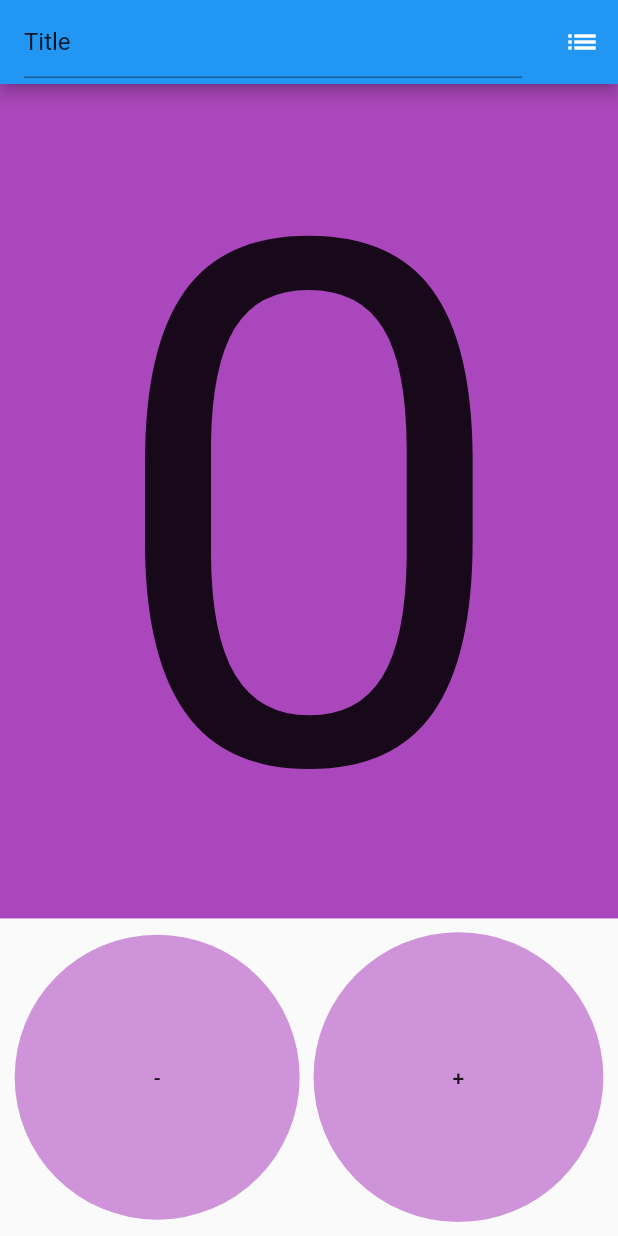
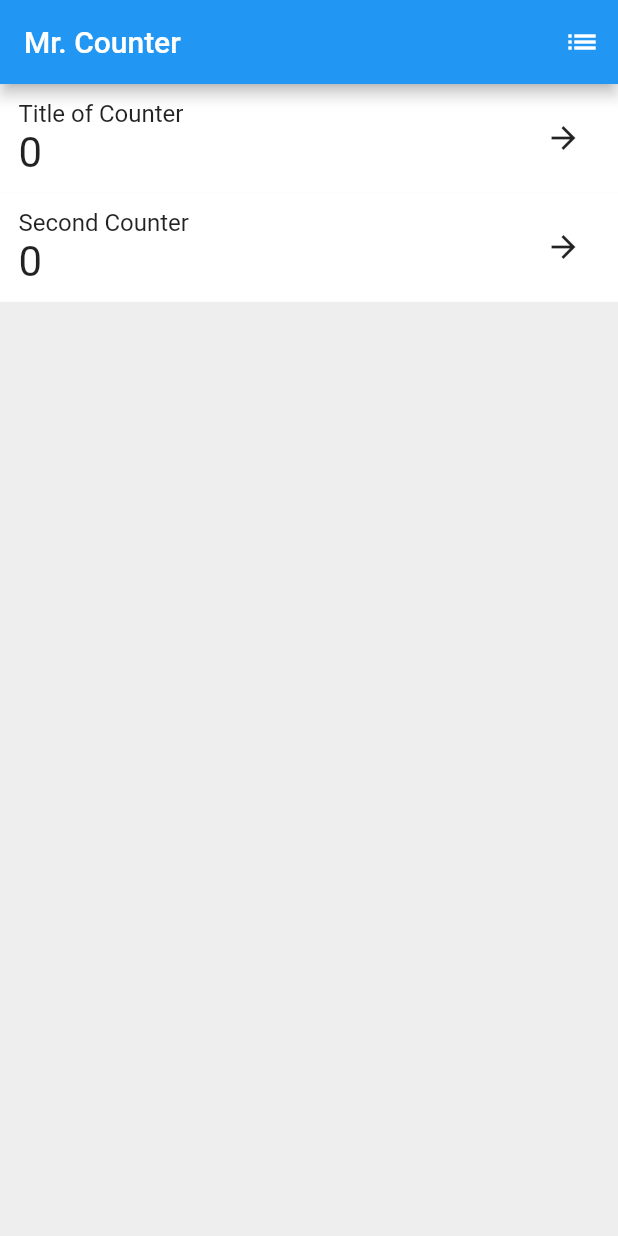
Before and after one commit to binkiebinkie/mrCounterFlutter, a Flutter app: the screen it shows after launch, after a tap on the "list" icon, on a phone screen of 412 x 824 dp. Run offline on Flutter 3.47's test engine with Material 2 defaults, Android fonts, the phone set to English and light mode, and no system bars; missing offline and left inert: hardware_buttons.

Commit message:
project files, adding home page

```diff
--- /dev/null
+++ b/lib/constants.dart
@@ -0,0 +1,2 @@
+double deviceHeight;
+double deviceWidth;
--- /dev/null
+++ b/lib/counterClass.dart
@@ -0,0 +1,13 @@
+// data object for counter
+class CounterClass {
+  int count;
+  String title;
+
+  // constructor
+  // with curly brackets we need to name them
+  // without you have to make sure is in order
+  CounterClass({this.count, this.title});
+}
+
+// to make a new counter do the following:
+// Counter(count:0, title:'Counter')
--- a/lib/main.dart
+++ b/lib/main.dart
@@ -1,5 +1,7 @@
 import 'package:flutter/material.dart';
 import 'package:hardware_buttons/hardware_buttons.dart';
+import 'counterClass.dart';
+import 'constants.dart';
 
 // Create layout of page
 // have counter increment
@@ -11,15 +13,15 @@ import 'package:hardware_buttons/hardware_buttons.dart';
 // local storage?
 
 void main() {
-  runApp(MyApp());
+  runApp(MrCounter());
 }
 
-class MyApp extends StatelessWidget {
+class MrCounter extends StatelessWidget {
   // This widget is the root of your application.
   @override
   Widget build(BuildContext context) {
     return MaterialApp(
-      title: 'Flutter Demo',
+      title: 'Mr. Counter',
       theme: ThemeData(
         // This is the theme of your application.
         //
@@ -36,13 +38,82 @@ class MyApp extends StatelessWidget {
         // closer together (more dense) than on mobile platforms.
         visualDensity: VisualDensity.adaptivePlatformDensity,
       ),
-      home: MyHomePage(title: 'Flutter Demo Home Page'),
+      home: Home(),
     );
   }
 }
 
-class MyHomePage extends StatefulWidget {
-  MyHomePage({Key key, this.title}) : super(key: key);
+class Home extends StatefulWidget {
+  @override
+  _HomeState createState() => _HomeState();
+}
+
+//getWidth() => MediaQuery.of(context).size.width;
+
+class _HomeState extends State<Home> {
+  // CounterClass from counterClass.dart
+  List<CounterClass> counters = [
+    CounterClass(count: 0, title: "Title of Counter"),
+    CounterClass(count: 0, title: "Second Counter"),
+  ];
+
+  Widget homeCounter(counter) {
+    deviceWidth = MediaQuery.of(context).size.width;
+    deviceHeight = MediaQuery.of(context).size.height;
+    return Container(
+      color: Colors.white,
+      child: Padding(
+        padding: EdgeInsets.fromLTRB(deviceWidth * 0.03, deviceHeight * 0.0125,
+            deviceWidth * 0.03, deviceHeight * 0.0125),
+        child: Row(
+            mainAxisAlignment: MainAxisAlignment.spaceBetween,
+            children: <Widget>[
+              Column(
+                crossAxisAlignment: CrossAxisAlignment.start,
+                children: [
+                  Text(
+                    counter.title,
+                    style: TextStyle(fontSize: 16),
+                  ),
+                  Text(
+                    '${counter.count}',
+                    style: TextStyle(fontSize: 28),
+                  ),
+                ],
+              ),
+              IconButton(
+                  icon: const Icon(Icons.arrow_forward),
+                  onPressed: () {
+                    print('homescreen');
+                  }),
+            ]),
+      ),
+    );
+  }
+
+  @override
+  Widget build(BuildContext context) {
+    return SafeArea(
+        child: Scaffold(
+            appBar: AppBar(title: Text("Mr. Counter"), actions: <Widget>[
+              IconButton(
+                  icon: const Icon(Icons.list),
+                  onPressed: () {
+                    print('homescreen');
+                  })
+            ]),
+            body: Container(
+              color:Colors.grey[200],
+              child: Column(
+                children:
+                    counters.map((counter) => homeCounter(counter)).toList(),
+              ),
+            )));
+  }
+}
+
+class Counter extends StatefulWidget {
+  Counter({Key key, this.title}) : super(key: key);
 
   // This widget is the home page of your application. It is stateful, meaning
   // that it has a State object (defined below) that contains fields that affect
@@ -56,10 +127,10 @@ class MyHomePage extends StatefulWidget {
   final String title;
 
   @override
-  _MyHomePageState createState() => _MyHomePageState();
+  _CounterState createState() => _CounterState();
 }
 
-class _MyHomePageState extends State<MyHomePage> {
+class _CounterState extends State<Counter> {
   TextEditingController _counterTitleController;
   int _counterValue = 0;
   String _counterTitle = "Title";
@@ -97,9 +168,8 @@ class _MyHomePageState extends State<MyHomePage> {
     // The Flutter framework has been optimized to make rerunning build methods
     // fast, so that you can just rebuild anything that needs updating rather
     // than having to individually change instances of widgets.
-    return SafeArea(
-      child: Scaffold(
-        appBar: AppBar(
+    return Column(children: <Widget>[
+      AppBar(
           title: TextField(controller: _counterTitleController),
           actions: <Widget>[
             IconButton(
@@ -108,7 +178,7 @@ class _MyHomePageState extends State<MyHomePage> {
                   print('homescreen');
                 })
           ]),
-        body: Column(children: <Widget>[
+      Column(children: <Widget>[
         Expanded(
           child: Row(
               mainAxisAlignment: MainAxisAlignment.end,
@@ -139,24 +209,8 @@ class _MyHomePageState extends State<MyHomePage> {
             ],
           ),
         ),
-        ]),
-      ),
-    );
-  }
-}
-
-//stful
-class Counter extends StatefulWidget {
-  @override
-  _CounterState createState() => _CounterState();
-}
-
-class _CounterState extends State<Counter> {
-  int counterCount = 0;
-
-  @override
-  Widget build(BuildContext context) {
-    return Container();
+      ])
+    ]);
   }
 }
 
```
Also changed, not shown: 1 other file. Lines whose indentation alone changed are shown as unchanged.
